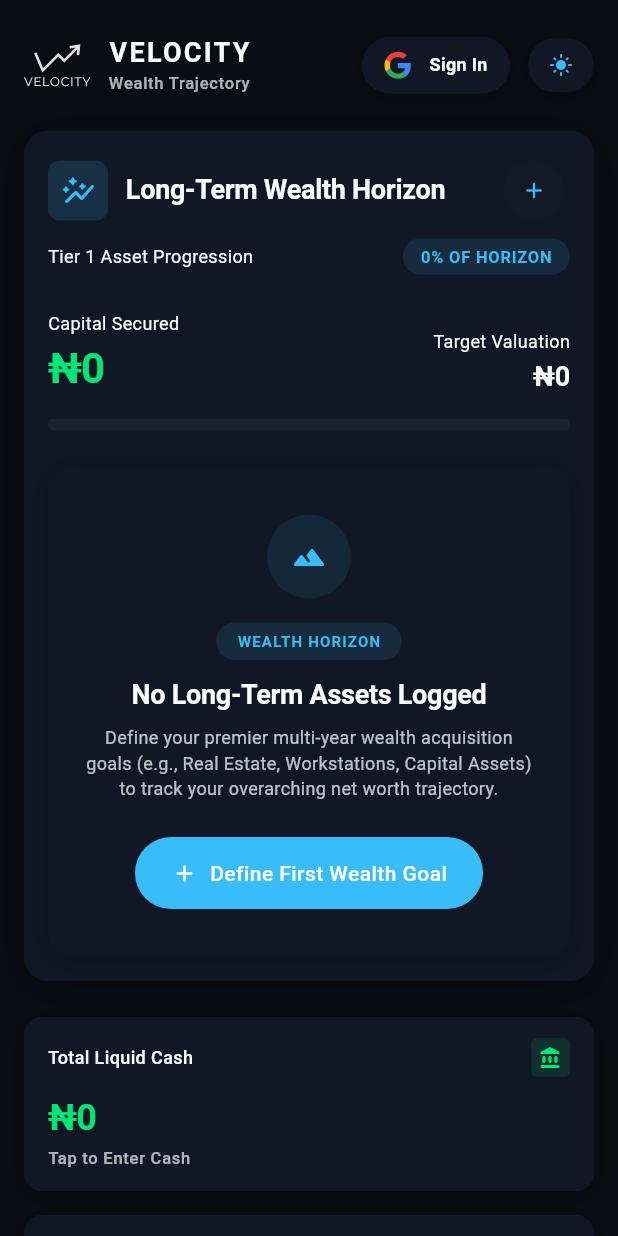
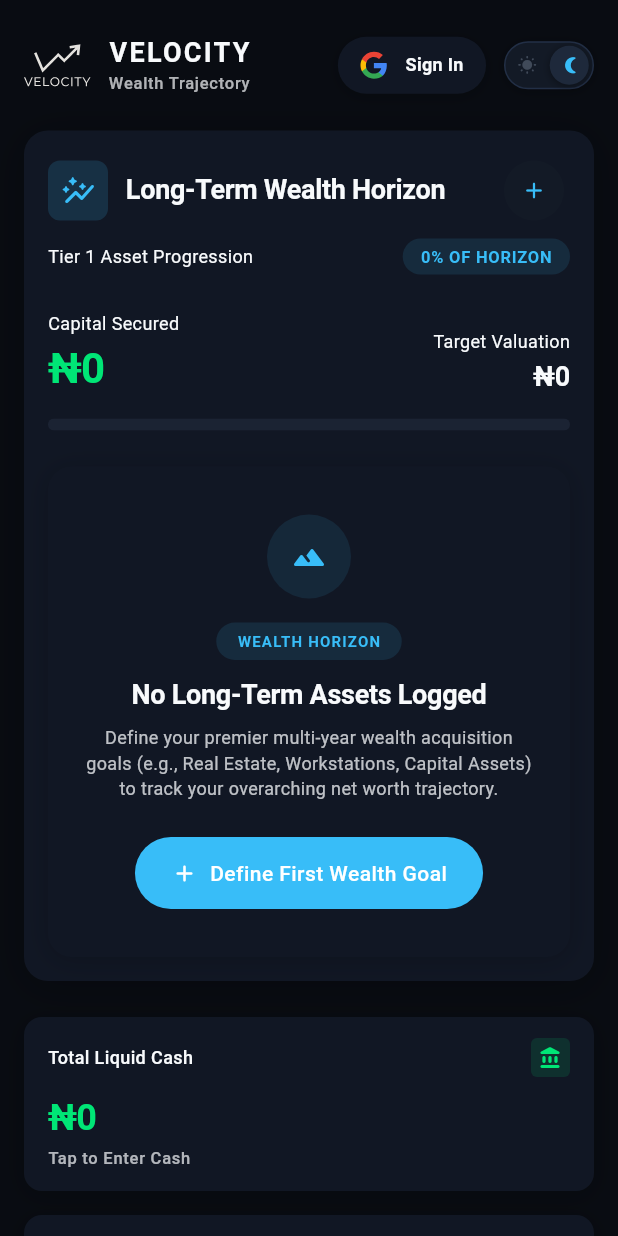
Before and after one commit to Morizuq/velocity, a Flutter app: the screen it shows after launch, on a phone screen of 412 x 824 dp. Run offline on Flutter 3.47's test engine with Material 3 defaults, Android fonts, the phone set to English and light mode, and no system bars; our stand-ins replace dio, firebase_auth, firebase_core, fl_chart, flutter_riverpod, flutter_secure_storage and 3 more; accounts and stored records are empty.

Commit message:
feat: add sliding segmented theme mode toggle and improve unauthorized domain error messaging

```diff
--- a/lib/features/auth/presentation/widgets/google_sign_in_button.dart
+++ b/lib/features/auth/presentation/widgets/google_sign_in_button.dart
@@ -45,11 +45,19 @@ class _GoogleSignInButtonState extends ConsumerState<GoogleSignInButton> {
         final errStr = authState.error.toString();
         // Don't show scary error if user simply closed the popup
         if (!errStr.contains('popup-closed-by-user')) {
+          final String displayMessage;
+          if (errStr.contains('unauthorized-domain')) {
+            displayMessage =
+                'This domain is not authorized in Firebase Console (Authentication > Settings > Authorized domains).';
+          } else {
+            displayMessage = 'Sign-in failed: ${authState.error}';
+          }
           ScaffoldMessenger.of(context).showSnackBar(
             SnackBar(
-              content: Text('Sign-in failed: ${authState.error}'),
+              content: Text(displayMessage),
               backgroundColor: Colors.redAccent,
               behavior: SnackBarBehavior.floating,
+              duration: const Duration(seconds: 6),
             ),
           );
         }
--- a/lib/features/dashboard/presentation/dashboard_page.dart
+++ b/lib/features/dashboard/presentation/dashboard_page.dart
@@ -1,16 +1,13 @@
 import 'package:flutter/material.dart';
 import 'package:flutter_riverpod/flutter_riverpod.dart';
-import '../../../core/theme/theme_mode_notifier.dart';
 import '../../../shared/design_system/tokens/app_border_radius.dart';
 import '../../../shared/design_system/tokens/app_font_weight.dart';
-import '../../../shared/design_system/tokens/app_icon_size.dart';
 import '../../../shared/design_system/tokens/app_responsive.dart';
 import '../../../shared/design_system/tokens/app_spacing.dart';
 import '../../../shared/design_system/tokens/brand_colors.dart';
 import '../../../shared/design_system/tokens/financial_number_formatter.dart';
 import '../../../shared/design_system/tokens/velocity_icon.dart';
 import '../../../shared/design_system/cards/velocity_empty_state_card.dart';
-import '../../../shared/design_system/theme/circular_theme_reveal.dart';
 import '../../assets/presentation/widgets/asset_velocity_tracker.dart';
 import '../../auth/presentation/widgets/user_profile_pill.dart';
 import '../../clearance/presentation/controllers/clearance_controller.dart';
@@ -22,6 +19,7 @@ import '../../milestones/presentation/widgets/milestone_card.dart';
 import 'controllers/dashboard_controller.dart';
 import 'widgets/debt_burndown_chart.dart';
 import 'widgets/financial_velocity_donut_chart.dart';
+import 'widgets/theme_mode_toggle.dart';
 import 'widgets/update_liquid_cash_dialog.dart';
 import 'widgets/velocity_metric_card.dart';
 
@@ -81,9 +79,6 @@ class DashboardPage extends ConsumerWidget {
   Widget build(BuildContext context, WidgetRef ref) {
     final theme = Theme.of(context);
     final brandColors = context.brandColors;
-    final themeMode = ref.watch(themeModeProvider);
-    final isDark = themeMode == ThemeMode.dark;
-
     final liquidCash = ref.watch(dashboardControllerProvider);
     final dashboardNotifier = ref.read(dashboardControllerProvider.notifier);
 
@@ -166,104 +161,8 @@ class DashboardPage extends ConsumerWidget {
                       // Google Auth Profile Pill / Login CTA
                       const UserProfilePill(),
                       AppSpacing.hS,
-                      // Theme Mode Pill Toggle with Circular Cascade Reveal
-                      Builder(
-                        builder: (btnContext) {
-                          return Material(
-                            color: Colors.transparent,
-                            borderRadius: AppBorderRadius.pill,
-                            child: InkWell(
-                              onTap: () {
-                                final renderBox =
-                                    btnContext.findRenderObject() as RenderBox?;
-                                final focalPoint =
-                                    renderBox != null && renderBox.hasSize
-                                    ? renderBox.localToGlobal(
-                                        renderBox.size.center(Offset.zero),
-                                      )
-                                    : null;
-
-                                final reveal = CircularThemeReveal.of(
-                                  btnContext,
-                                );
-                                if (reveal != null) {
-                                  reveal.toggleTheme(focalPoint: focalPoint);
-                                } else {
-                                  ref
-                                      .read(themeModeProvider.notifier)
-                                      .toggleTheme();
-                                }
-                              },
-                              borderRadius: AppBorderRadius.pill,
-                              child: Container(
-                                padding: EdgeInsets.symmetric(
-                                  horizontal: isCompact
-                                      ? AppSpacing.s + 2
-                                      : AppSpacing.m,
-                                  vertical: AppSpacing.s - 2,
-                                ),
-                                decoration: BoxDecoration(
-                                  color: brandColors.surfaceCard,
-                                  borderRadius: AppBorderRadius.pill,
-                                  boxShadow: [
-                                    BoxShadow(
-                                      color: isDark
-                                          ? Colors.black.withValues(alpha: 0.2)
-                                          : const Color(0x06000000),
-                                      blurRadius: 10,
-                                      offset: const Offset(0, 2),
-                                    ),
-                                  ],
-                                ),
-                                child: Row(
-                                  mainAxisSize: MainAxisSize.min,
-                                  children: [
-                                    AnimatedSwitcher(
-                                      duration: const Duration(
-                                        milliseconds: 350,
-                                      ),
-                                      transitionBuilder: (child, anim) =>
-                                          RotationTransition(
-                                            turns: anim,
-                                            child: FadeTransition(
-                                              opacity: anim,
-                                              child: child,
-                                            ),
-                                          ),
-                                      child: Icon(
-                                        isDark
-                                            ? Icons.light_mode_rounded
-                                            : Icons.dark_mode_rounded,
-                                        key: ValueKey<bool>(isDark),
-                                        size: AppIconSize.s - 2,
-                                        color: brandColors.accent,
-                                      ),
-                                    ),
-                                    if (!isCompact) ...[
-                                      AppSpacing.hS,
-                                      AnimatedSwitcher(
-                                        duration: const Duration(
-                                          milliseconds: 250,
-                                        ),
-                                        child: Text(
-                                          isDark ? 'LIGHT' : 'DARK',
-                                          key: ValueKey<bool>(isDark),
-                                          style: theme.textTheme.labelSmall
-                                              ?.copyWith(
-                                                fontWeight: AppFontWeight.bold,
-                                                letterSpacing: 0.8,
-                                                fontSize: 11,
-                                              ),
-                                        ),
-                                      ),
-                                    ],
-                                  ],
-                                ),
-                              ),
-                            ),
-                          );
-                        },
-                      ),
+                      // Theme Mode Pill Toggle with Sliding Transition and Circular Cascade Reveal
+                      const ThemeModeToggle(),
                     ],
                   );
                 },
--- /dev/null
+++ b/lib/features/dashboard/presentation/widgets/theme_mode_toggle.dart
@@ -0,0 +1,146 @@
+import 'package:flutter/material.dart';
+import 'package:flutter_riverpod/flutter_riverpod.dart';
+import '../../../../core/theme/theme_mode_notifier.dart';
+import '../../../../shared/design_system/tokens/brand_colors.dart';
+
+/// Premium sliding segmented theme mode toggle (Sun ☀️ vs Moon 🌙).
+/// Replaces clunky text and artificial wave ripples with a native-feeling,
+/// tactile macOS/iOS-style sliding switch that leverages smooth frame-by-frame
+/// [ThemeData.lerp] color transitions.
+class ThemeModeToggle extends ConsumerStatefulWidget {
+  const ThemeModeToggle({super.key});
+
+  @override
+  ConsumerState<ThemeModeToggle> createState() => _ThemeModeToggleState();
+}
+
+class _ThemeModeToggleState extends ConsumerState<ThemeModeToggle> {
+  bool _isHovered = false;
+
+  void _handleToggle() {
+    ref.read(themeModeProvider.notifier).toggleTheme();
+  }
+
+  @override
+  Widget build(BuildContext context) {
+    final isDark = Theme.of(context).brightness == Brightness.dark;
+    final brandColors = context.brandColors;
+
+    final trackBg = isDark
+        ? (_isHovered ? const Color(0xFF172030) : const Color(0xFF131A26))
+        : (_isHovered ? const Color(0xFFEDF2F7) : const Color(0xFFE2E8F0));
+
+    final trackBorder = isDark
+        ? (_isHovered
+            ? brandColors.accent.withValues(alpha: 0.4)
+            : const Color(0xFF222F46))
+        : (_isHovered
+            ? brandColors.accent.withValues(alpha: 0.4)
+            : const Color(0xFFCBD5E1));
+
+    return Tooltip(
+      message: isDark ? 'Switch to Light Mode' : 'Switch to Dark Mode',
+      waitDuration: const Duration(milliseconds: 400),
+      child: MouseRegion(
+        cursor: SystemMouseCursors.click,
+        onEnter: (_) => setState(() => _isHovered = true),
+        onExit: (_) => setState(() => _isHovered = false),
+        child: GestureDetector(
+          key: const Key('theme_mode_toggle'),
+          onTap: _handleToggle,
+          behavior: HitTestBehavior.opaque,
+          child: AnimatedContainer(
+            duration: const Duration(milliseconds: 180),
+            curve: Curves.easeOutCubic,
+            width: 60,
+            height: 32,
+            decoration: BoxDecoration(
+              color: trackBg,
+              borderRadius: BorderRadius.circular(16),
+              border: Border.all(color: trackBorder, width: 1),
+              boxShadow: [
+                BoxShadow(
+                  color: isDark
+                      ? Colors.black.withValues(alpha: 0.25)
+                      : const Color(0x08000000),
+                  blurRadius: 6,
+                  offset: const Offset(0, 1),
+                ),
+              ],
+            ),
+            child: Stack(
+              alignment: Alignment.center,
+              children: [
+                // Sliding indicator thumb
+                AnimatedAlign(
+                  duration: const Duration(milliseconds: 200),
+                  curve: Curves.easeOutCubic,
+                  alignment: isDark
+                      ? Alignment.centerRight
+                      : Alignment.centerLeft,
+                  child: Container(
+                    width: 26,
+                    height: 26,
+                    margin: const EdgeInsets.symmetric(horizontal: 2.5),
+                    decoration: BoxDecoration(
+                      color: isDark ? const Color(0xFF1E293B) : Colors.white,
+                      borderRadius: BorderRadius.circular(13),
+                      boxShadow: [
+                        BoxShadow(
+                          color: isDark
+                              ? Colors.black.withValues(alpha: 0.4)
+                              : const Color(0x18000000),
+                          blurRadius: 4,
+                          offset: const Offset(0, 1),
+                        ),
+                      ],
+                    ),
+                  ),
+                ),
+
+                // Icon labels (Sun on left, Moon on right)
+                Row(
+                  children: [
+                    // Sun icon slot
+                    Expanded(
+                      child: Center(
+                        child: AnimatedOpacity(
+                          duration: const Duration(milliseconds: 180),
+                          opacity: !isDark ? 1.0 : 0.35,
+                          child: Icon(
+                            Icons.wb_sunny_rounded,
+                            size: 13,
+                            color: !isDark
+                                ? const Color(0xFFF59E0B)
+                                : const Color(0xFF94A3B8),
+                          ),
+                        ),
+                      ),
+                    ),
+
+                    // Moon icon slot
+                    Expanded(
+                      child: Center(
+                        child: AnimatedOpacity(
+                          duration: const Duration(milliseconds: 180),
+                          opacity: isDark ? 1.0 : 0.35,
+                          child: Icon(
+                            Icons.nightlight_round,
+                            size: 13,
+                            color: isDark
+                                ? const Color(0xFF38BDF8)
+                                : const Color(0xFF94A3B8),
+                          ),
+                        ),
+                      ),
+                    ),
+                  ],
+                ),
+              ],
+            ),
+          ),
+        ),
+      ),
+    );
+  }
+}
--- a/lib/main.dart
+++ b/lib/main.dart
@@ -8,7 +8,6 @@ import 'core/storage/secure_storage_service.dart';
 import 'core/storage/shared_prefs_storage.dart';
 import 'core/theme/app_theme.dart';
 import 'core/theme/theme_mode_notifier.dart';
-import 'shared/design_system/theme/circular_theme_reveal.dart';
 import 'features/auth/data/repositories/firebase_auth_repository.dart';
 import 'features/auth/domain/repositories/auth_repository.dart';
 import 'firebase_options.dart';
@@ -51,12 +50,10 @@ class MyApp extends StatelessWidget {
           theme: AppTheme.lightTheme,
           darkTheme: AppTheme.darkTheme,
           themeMode: themeMode,
-          themeAnimationDuration: const Duration(milliseconds: 350),
-          themeAnimationCurve: Curves.easeInOutCubic,
+          themeAnimationDuration: const Duration(milliseconds: 200),
+          themeAnimationCurve: Curves.easeOutCubic,
           routerConfig: router,
-          builder: (context, child) {
-            return CircularThemeReveal(child: child ?? const SizedBox.shrink());
-          },
+          builder: (context, child) => child ?? const SizedBox.shrink(),
         );
       },
     );
```
Also changed, not shown: firebase.json, lib/firebase_options.dart, 1 other file.
